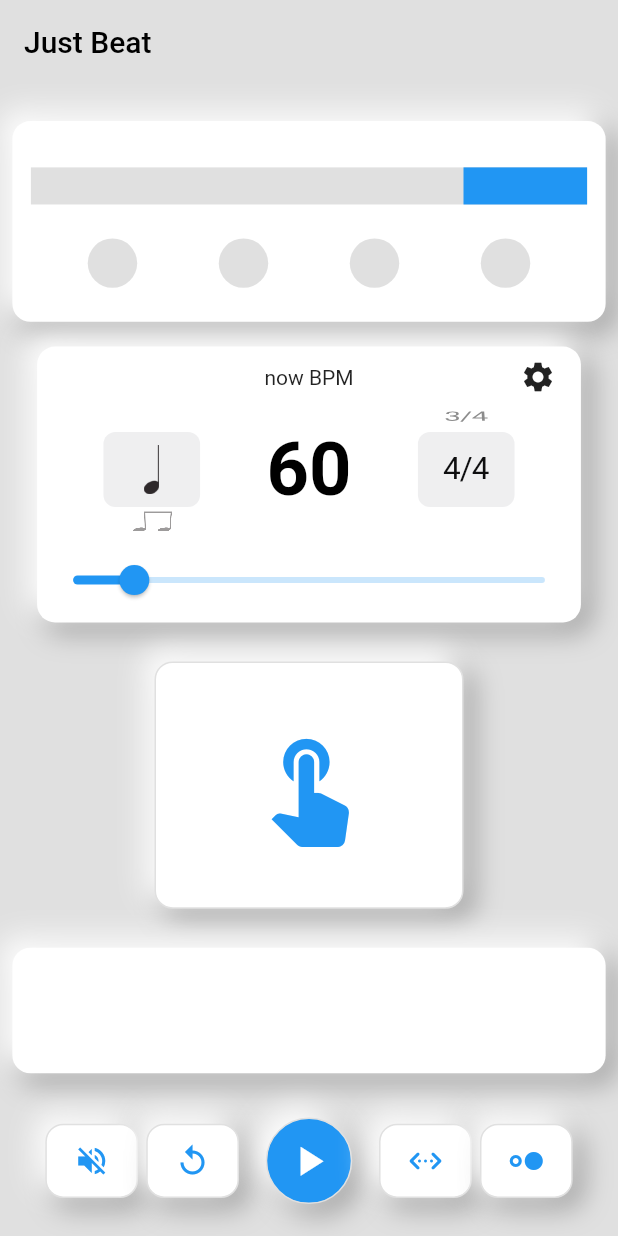
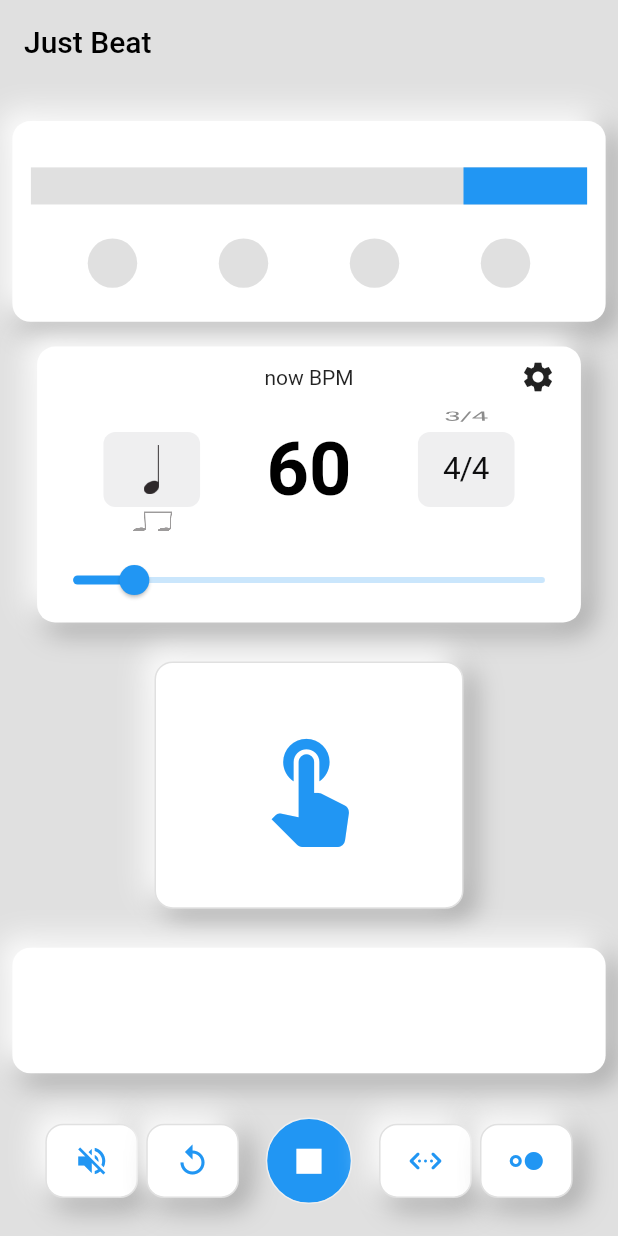
Before and after one commit to yuto90/metronome, a Flutter app: the screen it shows after launch, scrolled down 150 dp, after a tap on the "play arrow" icon, on a phone screen of 412 x 824 dp. Run offline on Flutter 3.47's test engine with Material 2 defaults, Android fonts, the light colour scheme and no system bars; drawn by our look-alikes of google_mobile_ads; missing offline and left inert: soundpool; network calls fail.

Commit message:
FooterをHomeModelから分離

```diff
--- a/lib/home/bpm/bpm_model.dart
+++ b/lib/home/bpm/bpm_model.dart
@@ -46,4 +46,8 @@ class BpmModel extends ChangeNotifier {
     sliderTempo = value.toInt();
     notifyListeners();
   }
+
+  void notify() {
+    notifyListeners();
+  }
 }
--- a/lib/home/bpm/settings.dart
+++ b/lib/home/bpm/settings.dart
@@ -1,5 +1,5 @@
 import 'package:flutter/material.dart';
-import 'package:metronome/home/rhythm/rhythm_model.dart';
+import 'package:metronome/home/footer/footer_model.dart';
 import 'package:provider/src/provider.dart';
 import '../../size_config.dart';
 import '../home_model.dart';
@@ -55,8 +55,7 @@ class Settings extends StatelessWidget {
                   title: Text('バックグラウンドで再生する'),
                   controlAffinity: ListTileControlAffinity.leading,
                   value: true,
-                  onChanged: (value) =>
-                      context.read<RhythmModel>().togglePendulum(),
+                  onChanged: (value) => null,
                 ),
               ],
             ),
--- a/lib/home/footer.dart
+++ /dev/null
@@ -1,132 +0,0 @@
-import 'package:flutter/material.dart';
-import 'package:metronome/home/rhythm/rhythm_model.dart';
-import 'package:provider/src/provider.dart';
-import '../size_config.dart';
-import 'home_model.dart';
-
-class Footer extends StatelessWidget {
-  const Footer({Key? key, required this.model}) : super(key: key);
-
-  final HomeModel model;
-
-  @override
-  Widget build(BuildContext context) {
-    return Row(
-      children: [
-        Spacer(),
-        // 音量ミュートボタン
-        GestureDetector(
-          onTap: () => context.read<RhythmModel>().toggleMute(),
-          onTapCancel: () => null,
-          child: model.homeProperty.smoothButton(
-            context.read<RhythmModel>().isMute,
-            Icons.volume_off,
-          ),
-        ),
-        Spacer(),
-        // 設定リセットボタン
-        GestureDetector(
-          // Widgetを押した時
-          onTapDown: (_) => model.displayReset(context),
-          // Widgetを離した時
-          onTapUp: (_) => model.tapUpReset(),
-          // Widgetを押している最中に指が範囲外に出た時
-          //onTapCancel: () => model.tapUp(),
-          child: AnimatedContainer(
-            duration: Duration(milliseconds: 100),
-            width: SizeConfig.blockSizeHorizontal! * 15,
-            height: SizeConfig.blockSizeVertical! * 6,
-            child: Icon(Icons.replay, color: Colors.blue),
-            decoration: BoxDecoration(
-              color: Colors.white,
-              borderRadius: BorderRadius.circular(12),
-              border: Border.all(
-                color:
-                    model.isReset ? Colors.grey.shade200 : Colors.grey.shade300,
-              ),
-              boxShadow: model.isReset
-                  ? [
-                      // ボタン押下時は影を無くす
-                    ]
-                  : [
-                      BoxShadow(
-                        color: Colors.grey.shade500,
-                        offset: Offset(6, 6),
-                        blurRadius: 15,
-                        spreadRadius: 1,
-                      ),
-                      BoxShadow(
-                        color: Colors.white,
-                        offset: Offset(-6, -6),
-                        blurRadius: 15,
-                        spreadRadius: 1,
-                      )
-                    ],
-            ),
-          ),
-        ),
-        Spacer(),
-        GestureDetector(
-          onTap: () => context.read<RhythmModel>().toggleMetronome(context),
-          onTapCancel: () => null,
-          //child:
-          //model.homeProperty.smoothButton(model.isMute, Icons.play_arrow),
-          child: AnimatedContainer(
-            duration: Duration(milliseconds: 100),
-            width: SizeConfig.blockSizeHorizontal! * 20,
-            height: SizeConfig.blockSizeVertical! * 7,
-            child: Icon(
-              context.read<RhythmModel>().run ? Icons.stop : Icons.play_arrow,
-              size: SizeConfig.blockSizeVertical! * 4,
-              color: Colors.white,
-            ),
-            decoration: BoxDecoration(
-              color: Colors.blue,
-              shape: BoxShape.circle,
-              border: Border.all(
-                color: context.read<RhythmModel>().run
-                    ? Colors.grey.shade200
-                    : Colors.grey.shade300,
-              ),
-              boxShadow: context.read<RhythmModel>().run
-                  ? []
-                  : [
-                      BoxShadow(
-                        color: Colors.grey.shade500,
-                        offset: Offset(6, 6),
-                        blurRadius: 15,
-                        spreadRadius: 1,
-                      ),
-                      BoxShadow(
-                        color: Colors.white,
-                        offset: Offset(-6, -6),
-                        blurRadius: 15,
-                        spreadRadius: 1,
-                      )
-                    ],
-            ),
-          ),
-        ),
-        Spacer(),
-        GestureDetector(
-          onTap: () => context.read<RhythmModel>().togglePendulum(),
-          onTapCancel: () => null,
-          child: model.homeProperty.smoothButton(
-            context.read<RhythmModel>().isPendulum,
-            Icons.settings_ethernet_rounded,
-          ),
-          //child: Icon(Icons.sync_alt),
-        ),
-        Spacer(),
-        GestureDetector(
-          onTap: () => context.read<RhythmModel>().toggleClick(),
-          onTapCancel: () => null,
-          child: model.homeProperty.smoothButton(
-              context.read<RhythmModel>().isClick, Icons.hdr_strong),
-          //child: Icon(Icons.keyboard_control_outlined),
-        ),
-        Spacer(),
-      ],
-    );
-  }
-}
--- /dev/null
+++ b/lib/home/footer/footer.dart
@@ -0,0 +1,135 @@
+import 'package:flutter/material.dart';
+import 'package:metronome/home/rhythm/rhythm_model.dart';
+import 'package:provider/provider.dart';
+import '../../size_config.dart';
+import 'footer_model.dart';
+
+class Footer extends StatelessWidget {
+  @override
+  Widget build(BuildContext context) {
+    return Consumer<FooterModel>(
+      builder: (context, model, child) {
+        return Row(
+          children: [
+            Spacer(),
+            // 音量ミュートボタン
+            GestureDetector(
+              onTap: () => context.read<FooterModel>().toggleMute(),
+              onTapCancel: () => null,
+              child: model.homeProperty.smoothButton(
+                context.read<FooterModel>().isMute,
+                Icons.volume_off,
+              ),
+            ),
+            Spacer(),
+            // 設定リセットボタン
+            GestureDetector(
+              // Widgetを押した時
+              onTapDown: (_) => model.homeModel.displayReset(context),
+              // Widgetを離した時
+              onTapUp: (_) => model.tapUpReset(),
+              // Widgetを押している最中に指が範囲外に出た時
+              //onTapCancel: () => model.tapUp(),
+              child: AnimatedContainer(
+                duration: Duration(milliseconds: 100),
+                width: SizeConfig.blockSizeHorizontal! * 15,
+                height: SizeConfig.blockSizeVertical! * 6,
+                child: Icon(Icons.replay, color: Colors.blue),
+                decoration: BoxDecoration(
+                  color: Colors.white,
+                  borderRadius: BorderRadius.circular(12),
+                  border: Border.all(
+                    color: model.isReset
+                        ? Colors.grey.shade200
+                        : Colors.grey.shade300,
+                  ),
+                  boxShadow: model.isReset
+                      ? [
+                          // ボタン押下時は影を無くす
+                        ]
+                      : [
+                          BoxShadow(
+                            color: Colors.grey.shade500,
+                            offset: Offset(6, 6),
+                            blurRadius: 15,
+                            spreadRadius: 1,
+                          ),
+                          BoxShadow(
+                            color: Colors.white,
+                            offset: Offset(-6, -6),
+                            blurRadius: 15,
+                            spreadRadius: 1,
+                          )
+                        ],
+                ),
+              ),
+            ),
+            Spacer(),
+            GestureDetector(
+              onTap: () => context.read<RhythmModel>().toggleMetronome(context),
+              onTapCancel: () => null,
+              //child:
+              //model.homeProperty.smoothButton(model.isMute, Icons.play_arrow),
+              child: AnimatedContainer(
+                duration: Duration(milliseconds: 100),
+                width: SizeConfig.blockSizeHorizontal! * 20,
+                height: SizeConfig.blockSizeVertical! * 7,
+                child: Icon(
+                  context.read<RhythmModel>().run
+                      ? Icons.stop
+                      : Icons.play_arrow,
+                  size: SizeConfig.blockSizeVertical! * 4,
+                  color: Colors.white,
+                ),
+                decoration: BoxDecoration(
+                  color: Colors.blue,
+                  shape: BoxShape.circle,
+                  border: Border.all(
+                    color: context.read<RhythmModel>().run
+                        ? Colors.grey.shade200
+                        : Colors.grey.shade300,
+                  ),
+                  boxShadow: context.read<RhythmModel>().run
+                      ? []
+                      : [
+                          BoxShadow(
+                            color: Colors.grey.shade500,
+                            offset: Offset(6, 6),
+                            blurRadius: 15,
+                            spreadRadius: 1,
+                          ),
+                          BoxShadow(
+                            color: Colors.white,
+                            offset: Offset(-6, -6),
+                            blurRadius: 15,
+                            spreadRadius: 1,
+                          )
+                        ],
+                ),
+              ),
+            ),
+            Spacer(),
+            GestureDetector(
+              onTap: () => model.togglePendulum(context),
+              onTapCancel: () => null,
+              child: model.homeProperty.smoothButton(
+                model.isPendulum,
+                Icons.settings_ethernet_rounded,
+              ),
+              //child: Icon(Icons.sync_alt),
+            ),
+            Spacer(),
+            GestureDetector(
+              onTap: () => model.toggleClick(context),
+              onTapCancel: () => null,
+              child: model.homeProperty
+                  .smoothButton(model.isClick, Icons.hdr_strong),
+              //child: Icon(Icons.keyboard_control_outlined),
+            ),
+            Spacer(),
+          ],
+        );
+      },
+    );
+  }
+}
--- /dev/null
+++ b/lib/home/footer/footer_model.dart
@@ -0,0 +1,59 @@
+import 'package:flutter/material.dart';
+import 'package:metronome/home/rhythm/rhythm_model.dart';
+import 'package:metronome/property/home_property.dart';
+import 'package:provider/src/provider.dart';
+import '../home_model.dart';
+
+class FooterModel extends ChangeNotifier {
+  FooterModel(BuildContext context) {
+    rhythmModel = context.read<RhythmModel>();
+  }
+  // プロパティ用のclassをインスタンス化
+  HomeProperty homeProperty = HomeProperty();
+  HomeModel homeModel = HomeModel();
+
+  late RhythmModel rhythmModel;
+
+  // リセットボタン押下フラグ
+  bool isReset = false;
+  // ボリュームのミュートフラグ
+  bool isMute = false;
+  // 振り子の表示フラグ
+  bool isPendulum = false;
+  // 拍子の表示フラグ
+  bool isClick = false;
+
+  // デフォルトで設定するBPM
+  int defaultTempo = 60;
+
+  /// リセットボタンを押した時
+  void tapUpReset() {
+    isReset = false;
+    notifyListeners();
+  }
+
+  /// ボリュームのミュートフラグを切り替える関数
+  void toggleMute() {
+    isMute = !isMute;
+    notifyListeners();
+  }
+
+  // 振り子の画面表示フラグを切り替える関数
+  void togglePendulum(BuildContext context) {
+    isPendulum = !isPendulum;
+    context.read<RhythmModel>().notify();
+    notifyListeners();
+  }
+
+  // クリックの画面表示フラグを切り替える関数
+  void toggleClick(BuildContext context) {
+    isClick = !isClick;
+    context.read<RhythmModel>().notify();
+    notifyListeners();
+  }
+
+  // 画面更新用
+  void notify() {
+    notifyListeners();
+  }
+}
--- a/lib/home/home.dart
+++ b/lib/home/home.dart
@@ -2,7 +2,7 @@ import 'package:flutter/material.dart';
 import 'package:metronome/home/rhythm/rhythm.dart';
 import 'package:provider/provider.dart';
 import 'home_model.dart';
-import 'footer.dart';
+import 'footer/footer.dart';
 import 'tap.dart';
 import 'bpm/bpm.dart';
 import 'adsense.dart';
@@ -77,7 +77,8 @@ class Home extends StatelessWidget {
                   ),
                   child: Adsense(
                     model: model,
-                    )),
+                  ),
+                ),
               ),
               //! ---------------------------------------------------------------
               Expanded(
@@ -89,7 +90,7 @@ class Home extends StatelessWidget {
                     SizeConfig.blockSizeHorizontal! * 6,
                     SizeConfig.blockSizeVertical! * 1,
                   ),
-                  child: Footer(model: model),
+                  child: Footer(),
                 ),
               ),
             ],
--- a/lib/home/rhythm/beat.dart
+++ b/lib/home/rhythm/beat.dart
@@ -1,5 +1,7 @@
 import 'package:flutter/material.dart';
+import 'package:metronome/home/footer/footer_model.dart';
 import 'package:metronome/home/rhythm/rhythm_model.dart';
+import 'package:provider/src/provider.dart';
 import '../../size_config.dart';
 
 class Beat extends StatelessWidget {
@@ -17,7 +19,7 @@ class Beat extends StatelessWidget {
           height: SizeConfig.blockSizeVertical! * 4,
           // todo ↓ 三項内に三項ってどうなの？
           decoration: BoxDecoration(
-            color: model.isClick
+            color: context.read<FooterModel>().isClick
                 ? Colors.white
                 : model.nowBeat == 1
                     ? Colors.blue
@@ -31,7 +33,7 @@ class Beat extends StatelessWidget {
           height: SizeConfig.blockSizeVertical! * 4,
           // todo ↓ 三項内に三項ってどうなの？
           decoration: BoxDecoration(
-            color: model.isClick
+            color: context.read<FooterModel>().isClick
                 ? Colors.white
                 : model.nowBeat == 2
                     ? Colors.blue
@@ -45,7 +47,7 @@ class Beat extends StatelessWidget {
           height: SizeConfig.blockSizeVertical! * 4,
           // todo ↓ 三項内に三項ってどうなの？
           decoration: BoxDecoration(
-            color: model.isClick
+            color: context.read<FooterModel>().isClick
                 ? Colors.white
                 : model.nowBeat == 3
                     ? Colors.blue
@@ -59,7 +61,7 @@ class Beat extends StatelessWidget {
           height: SizeConfig.blockSizeVertical! * 4,
           // todo ↓ 三項内に三項ってどうなの？
           decoration: BoxDecoration(
-            color: model.isClick
+            color: context.read<FooterModel>().isClick
                 ? Colors.white
                 : model.nowBeat == 4
                     ? Colors.blue
--- a/lib/home/rhythm/pendulum.dart
+++ b/lib/home/rhythm/pendulum.dart
@@ -1,4 +1,6 @@
 import 'package:flutter/material.dart';
+import 'package:metronome/home/footer/footer_model.dart';
+import 'package:provider/src/provider.dart';
 import '../../size_config.dart';
 import 'rhythm_model.dart';
 
@@ -48,14 +50,18 @@ class Pendulum extends StatelessWidget {
         Container(
           width: SizeConfig.blockSizeHorizontal! * 90,
           height: SizeConfig.blockSizeVertical! * 3,
-          color: model.isPendulum ? Colors.white : Colors.grey[300],
+          color: context.read<FooterModel>().isPendulum
+              ? Colors.white
+              : Colors.grey[300],
           child: AnimatedAlign(
             alignment: model.alignment,
             duration: Duration(milliseconds: model.tempoDuration),
             child: Container(
               width: SizeConfig.blockSizeHorizontal! * model.pendulumWidth,
               height: SizeConfig.blockSizeVertical! * 4,
-              color: model.isPendulum ? Colors.white : Colors.blue,
+              color: context.read<FooterModel>().isPendulum
+                  ? Colors.white
+                  : Colors.blue,
               key: model.pendulumGlobalKey, // 座標を取得したいWidgetにkeyを付けると、後から参照できる
             ),
             curve: Curves.linear,
--- a/lib/home/rhythm/rhythm_model.dart
+++ b/lib/home/rhythm/rhythm_model.dart
@@ -1,6 +1,8 @@
 import 'package:flutter/material.dart';
 import 'package:flutter/services.dart';
 import 'package:metronome/home/bpm/bpm_model.dart';
+import 'package:metronome/home/footer/footer.dart';
+import 'package:metronome/home/footer/footer_model.dart';
 import 'package:metronome/property/home_property.dart';
 import 'package:provider/src/provider.dart';
 import 'package:soundpool/soundpool.dart';
@@ -49,12 +51,6 @@ class RhythmModel extends ChangeNotifier {
   late Offset limitRight;
   late Offset limitLeft;
 
-  // 振り子の表示フラグ
-  bool isPendulum = false;
-  // 拍子の表示フラグ
-  bool isClick = false;
-  // ボリュームのミュートフラグ
-  bool isMute = false;
   // タップの判定フラグ
   bool isJustBeat = false;
   // ボタンタップ判定フラグ
@@ -96,11 +92,12 @@ class RhythmModel extends ChangeNotifier {
       notifyListeners();
     } else {
       run = true; // メトロノームを起動
-      nowBeat = 0;
+      context.read<RhythmModel>().nowBeat = 0;
       // メトロノームの初期化
       initMetronome();
       runMetronome(context);
     }
+    context.read<FooterModel>().notify();
   }
 
   // 無限ループするメトロノーム
@@ -114,7 +111,7 @@ class RhythmModel extends ChangeNotifier {
       }
 
       // ミュートボタンが押されている場合は音を出さない
-      if (!isMute) {
+      if (!context.read<FooterModel>().isMute) {
         // 4拍目でfinishを鳴らす
         if (nowBeat == 4) {
           finishPool.play(finish); // 4拍目の音
@@ -160,21 +157,8 @@ class RhythmModel extends ChangeNotifier {
     notifyListeners();
   }
 
-  // 振り子の画面表示フラグを切り替える関数
-  void togglePendulum() {
-    isPendulum = !isPendulum;
-    notifyListeners();
-  }
-
-  // クリックの画面表示フラグを切り替える関数
-  void toggleClick() {
-    isClick = !isClick;
-    notifyListeners();
-  }
-
-  /// ボリュームのミュートフラグを切り替える関数
-  void toggleMute() {
-    isMute = !isMute;
+  // 画面更新用
+  void notify() {
     notifyListeners();
   }
 }
--- a/lib/main.dart
+++ b/lib/main.dart
@@ -3,6 +3,7 @@ import 'package:flutter/services.dart';
 import 'package:google_mobile_ads/google_mobile_ads.dart';
 import 'package:provider/provider.dart';
 import 'home/bpm/bpm_model.dart';
+import 'home/footer/footer_model.dart';
 import 'home/home.dart';
 import 'home/home_model.dart';
 import 'home/rhythm/rhythm_model.dart';
@@ -26,6 +27,9 @@ void main() {
         ChangeNotifierProvider<BpmModel>(
           create: (context) => BpmModel(),
         ),
+        ChangeNotifierProvider<FooterModel>(
+          create: (context) => FooterModel(context),
+        ),
       ],
       child: MaterialApp(
         title: 'metronome',
```
Also changed, not shown: lib/home/home_model.dart (+7 -15 lines). Lines whose indentation alone changed are shown as unchanged.
